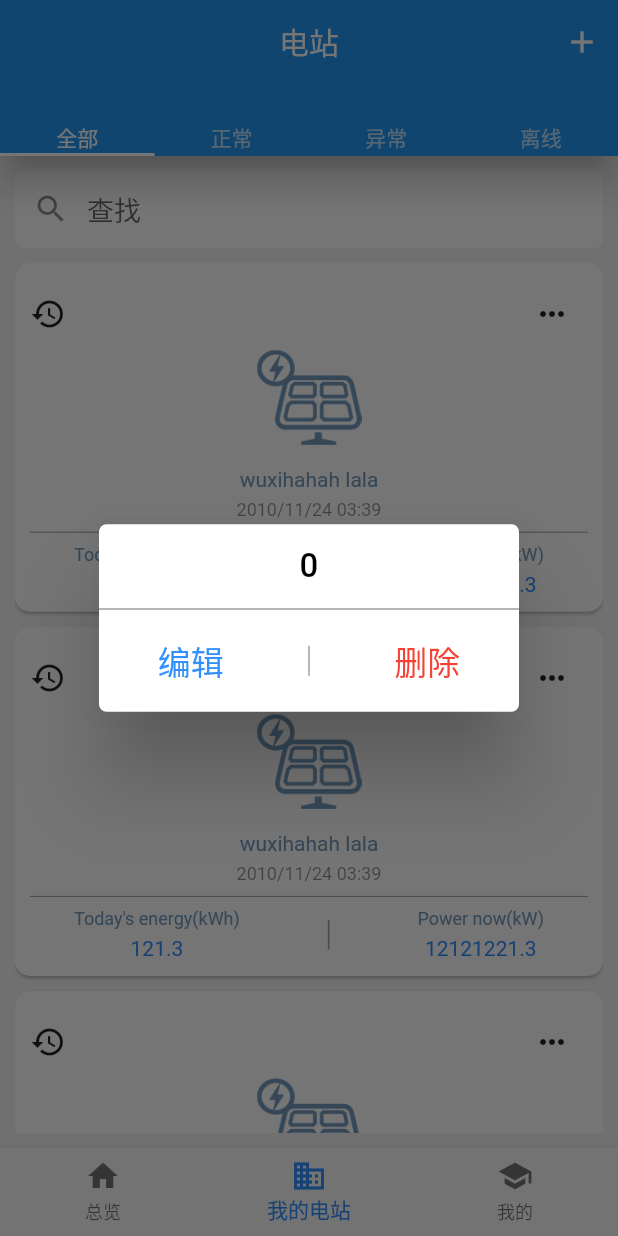
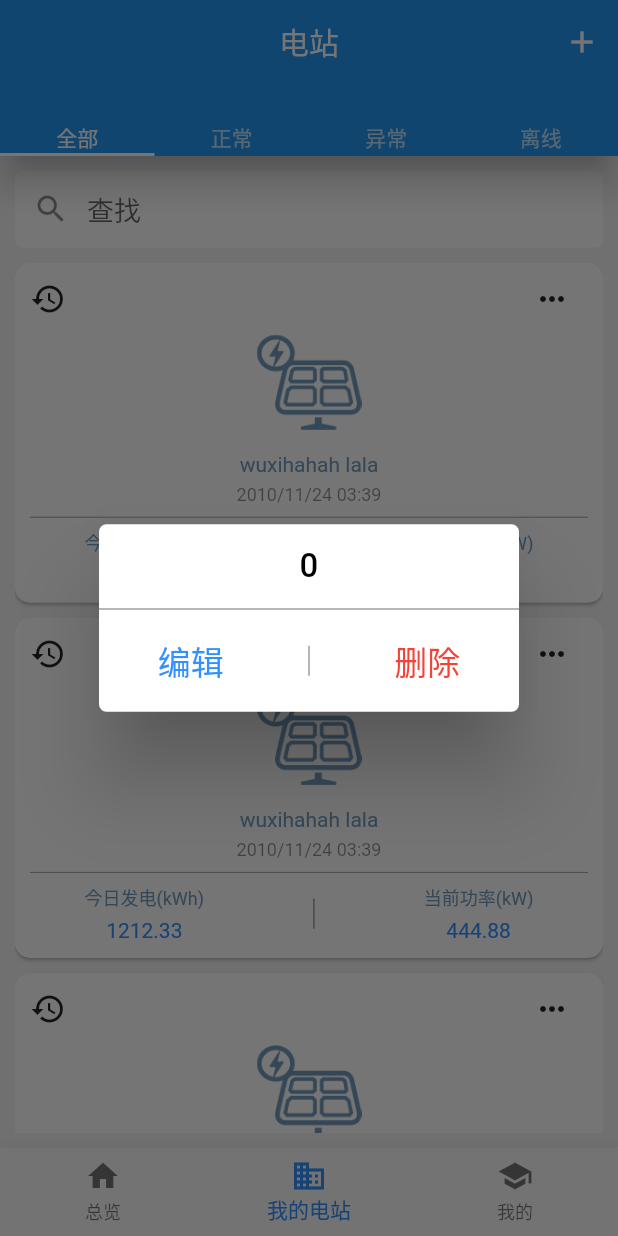
Before and after one commit to fight1991/flutter_FoxESS_demo, a Flutter app: the screen it shows after launch, item 2 of the bottom bar chosen, after a tap on the "keyboard control" icon, on a phone screen of 412 x 824 dp. Run offline on Flutter 3.47's test engine with Material 2 defaults, Android fonts, the phone set to English and light mode, and no system bars; our stand-ins replace flutter_swiper.

Commit message:
组件化

```diff
--- /dev/null
+++ b/lib/common/CircularPowerProgress.dart
@@ -0,0 +1,56 @@
+import "package:flutter/material.dart";
+import './MyCircularProgress.dart';
+class CircularPowerProgress extends StatelessWidget {
+  final String currentPower;
+  CircularPowerProgress({Key key, this.currentPower}):super(key: key);
+  @override
+  Widget build(BuildContext context) {
+    return Container(
+      width: double.infinity,
+      height: 300.0,
+      decoration: BoxDecoration(
+        boxShadow: [BoxShadow(
+          color: Colors.black26,
+          offset: Offset(-2.0, 0.0),
+          blurRadius: 4.0,
+          spreadRadius: 1.0
+        )],
+        borderRadius: BorderRadius.only(bottomLeft: Radius.circular(150.0)),
+        gradient: LinearGradient(
+          colors: [Color(0xfff0f0f0), Color(0xffd9d9d9)],
+          begin: Alignment.bottomLeft,
+          end: Alignment.topRight
+        )
+      ),
+      child: Stack(
+        alignment: Alignment.center,
+        children: <Widget>[
+          // 进度条
+          MyCircularProgress(
+            radius: 125.0, // 圆的半径
+            backgroundColor: Colors.white,
+            strokeWidth: 12.0,
+            colors: [Colors.blue, Colors.blue],
+            value: .5,
+          ),
+          Container(
+            alignment: Alignment.center,
+            width: 200.0,
+            height: 200.0,
+            decoration: BoxDecoration(
+              color: Colors.white,
+              shape: BoxShape.circle
+            ),
+          ),
+          Column(
+            mainAxisAlignment: MainAxisAlignment.center,
+            children: <Widget>[
+              Text(currentPower, style: TextStyle(fontSize: 28.0,fontWeight: FontWeight.bold)),
+              Text('当前功率(kw)')
+            ]
+          )
+        ],
+      ),
+    );
+  }
+}
--- /dev/null
+++ b/lib/common/ListBoxItem.dart
@@ -0,0 +1,87 @@
+import "package:flutter/material.dart";
+class ListBoxItem extends StatelessWidget {
+  final Function onTap;
+  final Widget headLeftIcon;
+  final Widget headRightIcon;
+  final Image mainImg;
+  final String name;
+  final String time;
+  final String elec;
+  final String power;
+  ListBoxItem({
+    Key key,
+    @required this.onTap,
+    this.headLeftIcon = const Text(''),
+    this.headRightIcon = const Text(''),
+    @required this.mainImg,
+    this.name = '-',
+    this.time = '--',
+    this.elec = '0',
+    this.power = '0',
+  }):super(key: key);
+  @override
+  Widget build(BuildContext context) {
+    return InkWell(
+      onTap: onTap,
+      splashColor: Colors.grey[100],
+      child: Card(
+        margin: EdgeInsets.only(bottom: 10.0),
+        elevation: 1.0,
+        shape: RoundedRectangleBorder(borderRadius: BorderRadius.all(Radius.circular(10.0))),
+        child: Container(
+          padding: EdgeInsets.only(left: 10.0, top: 0.0, right: 10.0, bottom: 10.0),
+          child: Column(
+            children: <Widget>[
+              Row(
+                mainAxisAlignment: MainAxisAlignment.spaceBetween,
+                crossAxisAlignment: CrossAxisAlignment.center,
+                children: <Widget>[
+                  headLeftIcon,
+                  headRightIcon
+                ],
+              ),
+              Column(
+                mainAxisAlignment: MainAxisAlignment.start,
+                crossAxisAlignment: CrossAxisAlignment.center,
+                children: <Widget>[
+                  mainImg,
+                  SizedBox(height: 15.0,),
+                  Text(name,style: TextStyle(color: Color(0xff749BBD)),),
+                  SizedBox(height: 5.0,),
+                  Text(time, style: TextStyle(fontSize: 12.0, color: Colors.black45),)
+                ],
+              ),
+              Divider(color: Colors.black38,),
+              Row(
+                mainAxisAlignment: MainAxisAlignment.spaceAround,
+                children: <Widget>[
+                  Column(
+                    children: <Widget>[
+                      Text("今日发电(kWh)", style: TextStyle(fontSize: 12.0, color: Color(0xff749BBD)),),
+                      SizedBox(height: 5.0,),
+                      Text(elec)
+                    ],
+                  ),
+                  SizedBox(
+                    width: 1.0,
+                    height: 20.0,
+                    child: DecoratedBox(
+                      decoration: BoxDecoration(color: Colors.grey),
+                    ),
+                  ),
+                  Column(
+                    children: <Widget>[
+                      Text("当前功率(kW)", style: TextStyle(fontSize: 12.0, color: Color(0xff749BBD))),
+                      SizedBox(height: 5.0,),
+                      Text(power)
+                    ],
+                  ),
+                ],
+              )
+            ],
+          ),
+        )
+      ),
+    );
+  }
+}
--- /dev/null
+++ b/lib/common/PowerTitle.dart
@@ -0,0 +1,16 @@
+import "package:flutter/material.dart";
+class PowerTitle extends StatelessWidget {
+  final String label;
+  final String value;
+  PowerTitle({Key key, this.label, this.value}):super(key: key);
+  @override
+  Widget build(BuildContext context) {
+    return Row(
+      children: <Widget>[
+        Icon(Icons.power),
+        Text(label),
+        Expanded(child: Text(value, textAlign: TextAlign.center))
+      ],
+    );
+  }
+}
--- a/lib/pages/overview/Overview.dart
+++ b/lib/pages/overview/Overview.dart
@@ -1,6 +1,7 @@
 import "package:flutter/material.dart";
-import '../../common/MyCircularProgress.dart';
 import 'package:flutter_swiper/flutter_swiper.dart';
+import '../../common/CircularPowerProgress.dart';
+import "../../common/PowerTitle.dart";
 class Overview extends StatefulWidget {
   @override
   _Overview createState() => _Overview();
@@ -29,62 +30,12 @@ class _Overview extends State<Overview> {
       ),
       body: ListView(
         children: <Widget>[
-          currentPower(),
+          CircularPowerProgress(currentPower: '323.40',),
           todayAndTotalPower(),
           lineBottom(),
           mySwiper(swiperList)
         ]
       )
-    );
-  }
-  // 当前功率
-  Widget currentPower () {
-    return Container(
-      width: double.infinity,
-      height: 300.0,
-      decoration: BoxDecoration(
-        boxShadow: [BoxShadow(
-          color: Colors.black26,
-          offset: Offset(-2.0, 0.0),
-          blurRadius: 4.0,
-          spreadRadius: 1.0
-        )],
-        borderRadius: BorderRadius.only(bottomLeft: Radius.circular(150.0)),
-        gradient: LinearGradient(
-          colors: [Color(0xfff0f0f0), Color(0xffd9d9d9)],
-          begin: Alignment.bottomLeft,
-          end: Alignment.topRight
-        )
-      ),
-      child: Stack(
-        alignment: Alignment.center,
-        children: <Widget>[
-          // 进度条
-          MyCircularProgress(
-            radius: 125.0, // 圆的半径
-            backgroundColor: Colors.white,
-            strokeWidth: 12.0,
-            colors: [Colors.blue, Colors.blue],
-            value: .5,
-          ),
-          Container(
-            alignment: Alignment.center,
-            width: 200.0,
-            height: 200.0,
-            decoration: BoxDecoration(
-              color: Colors.white,
-              shape: BoxShape.circle
-            ),
-          ),
-          Column(
-            mainAxisAlignment: MainAxisAlignment.center,
-            children: <Widget>[
-              Text('23.00', style: TextStyle(fontSize: 28.0,fontWeight: FontWeight.bold)),
-              Text('当前功率(kw)')
-            ]
-          )
-        ],
-      ),
     );
   }
   //今日功率和总功率
@@ -93,22 +44,14 @@ class _Overview extends State<Overview> {
       padding: EdgeInsets.only(left: 40.0, top: 20.0, right: 40.0, bottom: 20.0),
       child: Column(
         children: <Widget>[
-          Row(
-            children: <Widget>[
-              Icon(Icons.power),
-              Text('今日功率(kW)'),
-              SizedBox(width: 10.0,),
-              Text('5555.55')
-            ],
+          PowerTitle(
+            label: '今日发电(kWh)',
+            value: '5555.55'
           ),
-          Row(
-            children: <Widget>[
-              Icon(Icons.power),
-              Text('总功率(kW)'),
-              SizedBox(width: 10.0,),
-              Text('2255.55')
-            ],
-          )
+          PowerTitle(
+            label: '累计发电(kWh)',
+            value: '552355.55'
+          ),
         ]
       ),
     );
--- a/lib/pages/overview/PlantList.dart
+++ b/lib/pages/overview/PlantList.dart
@@ -1,5 +1,6 @@
 
 import "package:flutter/material.dart";
+import "../../common/ListBoxItem.dart";
 class PlantList extends StatefulWidget {
   final type;
   PlantList({this.type});
@@ -53,22 +54,18 @@ class _PlantList extends State<PlantList> {
     );
   }
   Widget listBoxItem (String id) {
-    return InkWell(
-      onTap: () { Navigator.pushNamed(context, '/stationTab', arguments: id);},
-      splashColor: Colors.grey[100],
-      child: Card(
-        margin: EdgeInsets.only(bottom: 10.0),
-        elevation: 1.0,
-        shape: RoundedRectangleBorder(borderRadius: BorderRadius.all(Radius.circular(10.0))),
-        child: Container(
-          padding: EdgeInsets.all(10.0),
-          child: Column(
-            children: <Widget>[
-              Row(
-                mainAxisAlignment: MainAxisAlignment.spaceBetween,
-                children: <Widget>[
-                  Icon(Icons.restore),
-                  IconButton(
+    return ListBoxItem(
+      name: 'wuxihahah lala',
+      time: '2010/11/24 03:39',
+      elec: '1212.33',
+      power: '444.88',
+      mainImg: Image(
+        image: AssetImage("images/pv_icon.png"),
+        width: 70.0,
+        fit: BoxFit.cover
+      ),
+      headLeftIcon: Icon(Icons.restore),
+      headRightIcon: IconButton(
         splashColor: Colors.grey[100],
         icon: Icon(Icons.more_horiz),
         padding: EdgeInsets.symmetric(horizontal: 10.0),
@@ -81,51 +78,10 @@ class _PlantList extends State<PlantList> {
             print(2); // 删除操作
           }
         }
-                  )
-                ],
       ),
-              Column(
-                mainAxisAlignment: MainAxisAlignment.start,
-                crossAxisAlignment: CrossAxisAlignment.center,
-                children: <Widget>[
-                  Image(image: AssetImage("images/pv_icon.png"), width: 70.0, fit: BoxFit.cover,),
-                  SizedBox(height: 15.0,),
-                  Text('wuxihahah lala',style: TextStyle(color: Color(0xff749BBD)),),
-                  SizedBox(height: 5.0,),
-                  Text('2010/11/24 03:39', style: TextStyle(fontSize: 12.0, color: Colors.black45),)
-                ],
-              ),
-              Divider(color: Colors.black38,),
-              Row(
-                mainAxisAlignment: MainAxisAlignment.spaceAround,
-                children: <Widget>[
-                  Column(
-                    children: <Widget>[
-                      Text("Today's energy(kWh)", style: TextStyle(fontSize: 12.0, color: Color(0xff749BBD)),),
-                      SizedBox(height: 5.0,),
-                      Text('121.3')
-                    ],
-                  ),
-                  SizedBox(
-                    width: 1.0,
-                    height: 20.0,
-                    child: DecoratedBox(
-                      decoration: BoxDecoration(color: Colors.grey),
-                    ),
-                  ),
-                  Column(
-                    children: <Widget>[
-                      Text("Power now(kW)", style: TextStyle(fontSize: 12.0, color: Color(0xff749BBD))),
-                      SizedBox(height: 5.0,),
-                      Text('12121221.3')
-                    ],
-                  ),
-                ],
-              )
-            ],
-          ),
-        )
-      ),
+      onTap: () {
+        Navigator.pushNamed(context, '/stationTab', arguments: id);
+      },
     );
   }
   // 电站编辑确认框
```
Lines whose indentation alone changed are shown as unchanged.
